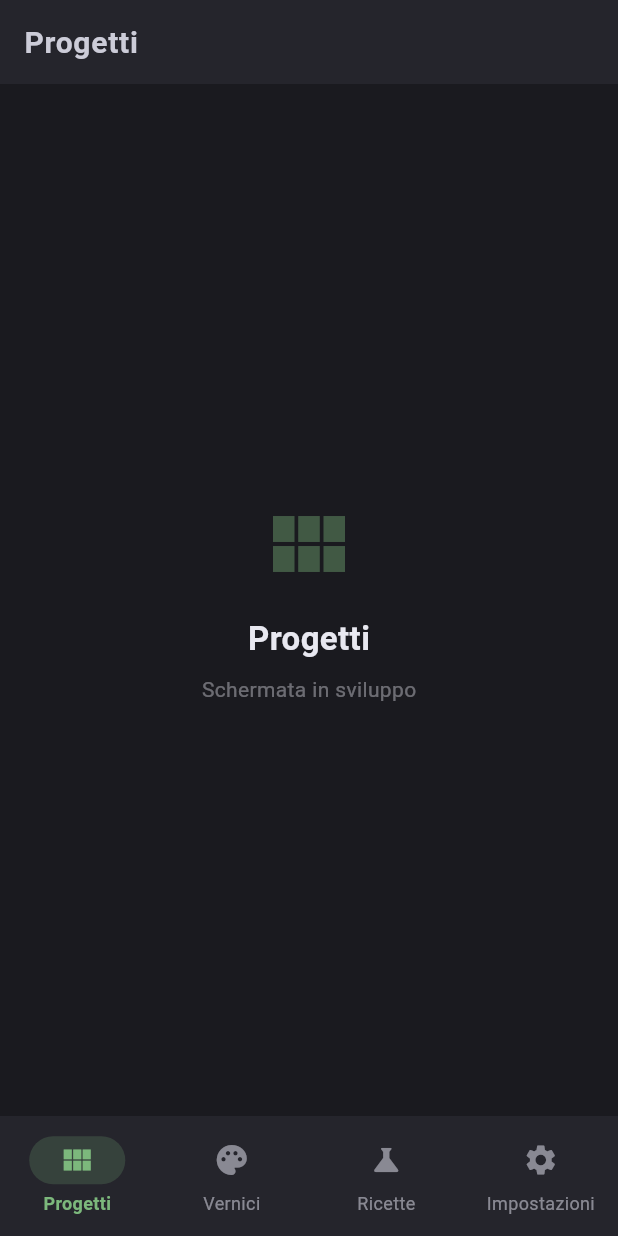
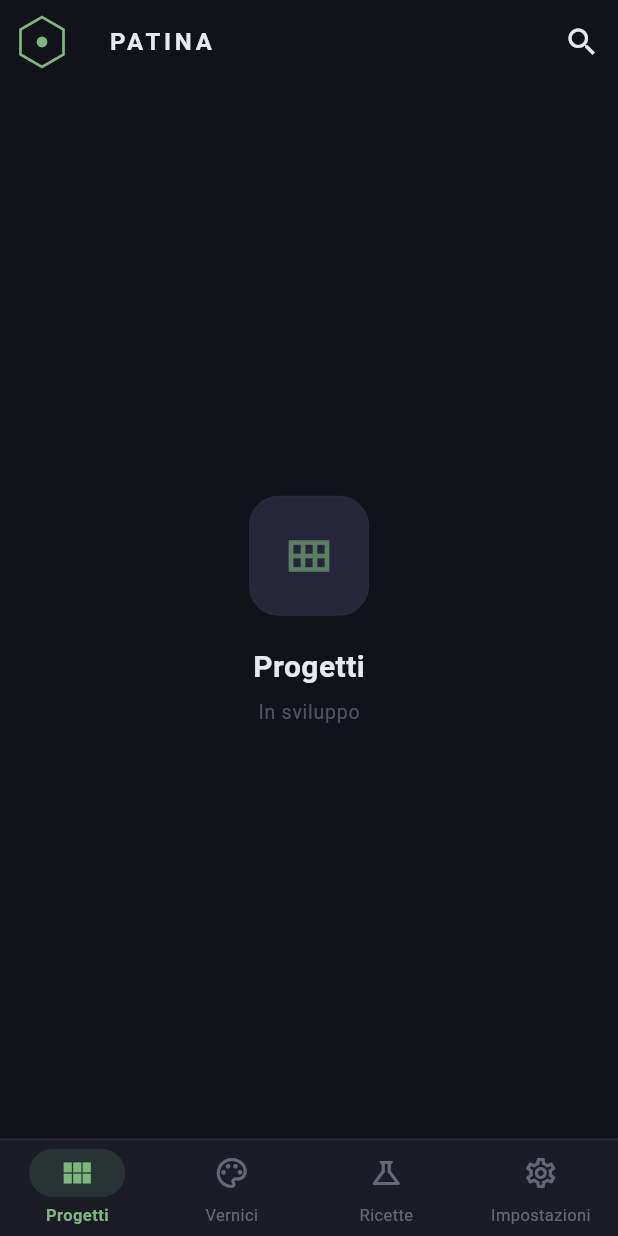
Before and after one commit to moste70/PATINA, a Flutter app: the screen it shows after launch, on a phone screen of 412 x 824 dp. Run offline on Flutter 3.47's test engine with Material 3 defaults, Android fonts, the phone set to English and light mode, and no system bars; our stand-ins replace drift, drift_flutter, flutter_riverpod, go_router, permission_handler, shared_preferences; accounts and stored records are empty; generated files the repository leaves out were written again.

Commit message:
style: dark theme raffinato, icona esagonale brand, nav con outlined/filled icons

```diff
--- a/app/lib/app/router.dart
+++ b/app/lib/app/router.dart
@@ -13,15 +13,17 @@ final routerProvider = Provider<GoRouter>((ref) {
           GoRoute(
             path: '/projects',
             name: 'projects',
-            builder: (context, state) =>
-                const PlaceholderScreen(title: 'Progetti', icon: Icons.view_module),
+            builder: (context, state) => const PlaceholderScreen(
+              title: 'Progetti',
+              icon: Icons.view_module_outlined,
+            ),
             routes: [
               GoRoute(
                 path: ':id',
                 name: 'project-detail',
                 builder: (context, state) => PlaceholderScreen(
                   title: 'Progetto #${state.pathParameters['id']}',
-                  icon: Icons.construction,
+                  icon: Icons.construction_outlined,
                 ),
               ),
             ],
@@ -29,20 +31,26 @@ final routerProvider = Provider<GoRouter>((ref) {
           GoRoute(
             path: '/paints',
             name: 'paints',
-            builder: (context, state) =>
-                const PlaceholderScreen(title: 'Vernici', icon: Icons.palette),
+            builder: (context, state) => const PlaceholderScreen(
+              title: 'Vernici',
+              icon: Icons.palette_outlined,
+            ),
           ),
           GoRoute(
             path: '/recipes',
             name: 'recipes',
-            builder: (context, state) =>
-                const PlaceholderScreen(title: 'Ricette', icon: Icons.science),
+            builder: (context, state) => const PlaceholderScreen(
+              title: 'Ricette',
+              icon: Icons.science_outlined,
+            ),
           ),
           GoRoute(
             path: '/settings',
             name: 'settings',
-            builder: (context, state) =>
-                const PlaceholderScreen(title: 'Impostazioni', icon: Icons.settings),
+            builder: (context, state) => const PlaceholderScreen(
+              title: 'Impostazioni',
+              icon: Icons.settings_outlined,
+            ),
           ),
         ],
       ),
@@ -56,18 +64,42 @@ class AppShell extends StatelessWidget {
 
   @override
   Widget build(BuildContext context) {
+    final scheme = Theme.of(context).colorScheme;
     final location = GoRouterState.of(context).uri.path;
+
     return Scaffold(
+      backgroundColor: scheme.background,
       body: child,
-      bottomNavigationBar: NavigationBar(
-        selectedIndex: _indexFromPath(location),
-        onDestinationSelected: (index) => _navigateTo(context, index),
-        destinations: const [
-          NavigationDestination(icon: Icon(Icons.view_module), label: 'Progetti'),
-          NavigationDestination(icon: Icon(Icons.palette), label: 'Vernici'),
-          NavigationDestination(icon: Icon(Icons.science), label: 'Ricette'),
-          NavigationDestination(icon: Icon(Icons.settings), label: 'Impostazioni'),
-        ],
+      bottomNavigationBar: Container(
+        decoration: BoxDecoration(
+          border: Border(top: BorderSide(color: scheme.outline, width: 1)),
+        ),
+        child: NavigationBar(
+          selectedIndex: _indexFromPath(location),
+          onDestinationSelected: (index) => _navigateTo(context, index),
+          destinations: const [
+            NavigationDestination(
+              icon: Icon(Icons.view_module_outlined),
+              selectedIcon: Icon(Icons.view_module),
+              label: 'Progetti',
+            ),
+            NavigationDestination(
+              icon: Icon(Icons.palette_outlined),
+              selectedIcon: Icon(Icons.palette),
+              label: 'Vernici',
+            ),
+            NavigationDestination(
+              icon: Icon(Icons.science_outlined),
+              selectedIcon: Icon(Icons.science),
+              label: 'Ricette',
+            ),
+            NavigationDestination(
+              icon: Icon(Icons.settings_outlined),
+              selectedIcon: Icon(Icons.settings),
+              label: 'Impostazioni',
+            ),
+          ],
+        ),
       ),
     );
   }
--- a/app/lib/app/theme.dart
+++ b/app/lib/app/theme.dart
@@ -1,4 +1,5 @@
 import 'package:flutter/material.dart';
+import 'package:flutter/services.dart';
 import 'package:flutter_riverpod/flutter_riverpod.dart';
 import 'package:shared_preferences/shared_preferences.dart';
 
@@ -25,90 +26,117 @@ class ThemeModeNotifier extends StateNotifier<ThemeMode> {
 }
 
 class PatinaColors {
-  static const darkBackground    = Color(0xFF1A1A1F);
-  static const darkSurface       = Color(0xFF25252C);
-  static const darkSurfaceVar    = Color(0xFF2E2E38);
-  static const darkAccent        = Color(0xFF7CB87C);
-  static const darkAccentAlt     = Color(0xFFB87C3E);
-  static const darkOnBackground  = Color(0xFFE8E8F0);
-  static const darkOnSurface     = Color(0xFFCCCCD8);
+  static const darkBackground   = Color(0xFF12121A);
+  static const darkSurface      = Color(0xFF1C1C26);
+  static const darkSurfaceVar   = Color(0xFF26263A);
+  static const darkAccent       = Color(0xFF7CB87C);
+  static const darkAccentAlt    = Color(0xFFB87C3E);
+  static const darkOnBg         = Color(0xFFE8E8F0);
+  static const darkOnSurface    = Color(0xFFB0B0C8);
+  static const darkDivider      = Color(0xFF2A2A3A);
 
-  static const lightBackground   = Color(0xFFF5F4F0);
-  static const lightSurface      = Color(0xFFFFFFFF);
-  static const lightSurfaceVar   = Color(0xFFEEEDE8);
-  static const lightAccent       = Color(0xFF4A7A4A);
-  static const lightAccentAlt    = Color(0xFF8A5A20);
-  static const lightOnBackground = Color(0xFF1A1A1F);
-  static const lightOnSurface    = Color(0xFF3A3A45);
+  static const lightBackground  = Color(0xFFF5F4F0);
+  static const lightSurface     = Color(0xFFFFFFFF);
+  static const lightSurfaceVar  = Color(0xFFEEEDE8);
+  static const lightAccent      = Color(0xFF4A7A4A);
+  static const lightAccentAlt   = Color(0xFF8A5A20);
+  static const lightOnBg        = Color(0xFF1A1A1F);
+  static const lightOnSurface   = Color(0xFF3A3A45);
+  static const lightDivider     = Color(0xFFE0DED8);
 }
 
 class PatinaTheme {
   static ThemeData dark() {
-    final base = ColorScheme.dark(
+    final scheme = ColorScheme.dark(
       background: PatinaColors.darkBackground,
       surface: PatinaColors.darkSurface,
       surfaceVariant: PatinaColors.darkSurfaceVar,
       primary: PatinaColors.darkAccent,
       secondary: PatinaColors.darkAccentAlt,
-      onBackground: PatinaColors.darkOnBackground,
+      onBackground: PatinaColors.darkOnBg,
       onSurface: PatinaColors.darkOnSurface,
-      onPrimary: Colors.white,
+      onPrimary: Colors.black,
+      outline: PatinaColors.darkDivider,
     );
-    return _build(base);
+    return _build(scheme, Brightness.dark);
   }
 
   static ThemeData light() {
-    final base = ColorScheme.light(
+    final scheme = ColorScheme.light(
       background: PatinaColors.lightBackground,
       surface: PatinaColors.lightSurface,
       surfaceVariant: PatinaColors.lightSurfaceVar,
       primary: PatinaColors.lightAccent,
       secondary: PatinaColors.lightAccentAlt,
-      onBackground: PatinaColors.lightOnBackground,
+      onBackground: PatinaColors.lightOnBg,
       onSurface: PatinaColors.lightOnSurface,
       onPrimary: Colors.white,
+      outline: PatinaColors.lightDivider,
     );
-    return _build(base);
+    return _build(scheme, Brightness.light);
   }
 
-  static ThemeData _build(ColorScheme scheme) {
+  static ThemeData _build(ColorScheme scheme, Brightness brightness) {
     return ThemeData(
       useMaterial3: true,
       colorScheme: scheme,
+      brightness: brightness,
       scaffoldBackgroundColor: scheme.background,
+      dividerColor: scheme.outline,
       appBarTheme: AppBarTheme(
-        backgroundColor: scheme.surface,
-        foregroundColor: scheme.onSurface,
+        backgroundColor: scheme.background,
+        foregroundColor: scheme.onBackground,
         elevation: 0,
+        scrolledUnderElevation: 0,
         centerTitle: false,
+        systemOverlayStyle: SystemUiOverlayStyle(
+          statusBarColor: Colors.transparent,
+          statusBarIconBrightness:
+              brightness == Brightness.dark ? Brightness.light : Brightness.dark,
+        ),
         titleTextStyle: TextStyle(
-          color: scheme.onSurface,
+          color: scheme.onBackground,
           fontSize: 20,
           fontWeight: FontWeight.w600,
-          letterSpacing: 0.5,
+          letterSpacing: 0.3,
         ),
       ),
       navigationBarTheme: NavigationBarThemeData(
         backgroundColor: scheme.surface,
-        indicatorColor: scheme.primary.withOpacity(0.2),
+        shadowColor: Colors.black26,
+        elevation: 8,
+        height: 64,
+        indicatorColor: scheme.primary.withOpacity(0.15),
         iconTheme: MaterialStateProperty.resolveWith((states) {
           if (states.contains(MaterialState.selected)) {
-            return IconThemeData(color: scheme.primary);
+            return IconThemeData(color: scheme.primary, size: 24);
           }
-          return IconThemeData(color: scheme.onSurface.withOpacity(0.6));
+          return IconThemeData(color: scheme.onSurface.withOpacity(0.5), size: 24);
         }),
         labelTextStyle: MaterialStateProperty.resolveWith((states) {
           if (states.contains(MaterialState.selected)) {
-            return TextStyle(color: scheme.primary, fontSize: 12, fontWeight: FontWeight.w600);
+            return TextStyle(
+              color: scheme.primary,
+              fontSize: 11,
+              fontWeight: FontWeight.w600,
+              letterSpacing: 0.3,
+            );
           }
-          return TextStyle(color: scheme.onSurface.withOpacity(0.6), fontSize: 12);
+          return TextStyle(
+            color: scheme.onSurface.withOpacity(0.5),
+            fontSize: 11,
+          );
         }),
       ),
       cardTheme: CardTheme(
         color: scheme.surface,
         surfaceTintColor: Colors.transparent,
         elevation: 0,
-        shape: RoundedRectangleBorder(borderRadius: BorderRadius.circular(12)),
+        margin: EdgeInsets.zero,
+        shape: RoundedRectangleBorder(
+          borderRadius: BorderRadius.circular(14),
+          side: BorderSide(color: scheme.outline, width: 1),
+        ),
       ),
       inputDecorationTheme: InputDecorationTheme(
         filled: true,
@@ -117,7 +145,22 @@ class PatinaTheme {
           borderRadius: BorderRadius.circular(10),
           borderSide: BorderSide.none,
         ),
+        enabledBorder: OutlineInputBorder(
+          borderRadius: BorderRadius.circular(10),
+          borderSide: BorderSide.none,
+        ),
+        focusedBorder: OutlineInputBorder(
+          borderRadius: BorderRadius.circular(10),
+          borderSide: BorderSide(color: scheme.primary, width: 1.5),
+        ),
         contentPadding: const EdgeInsets.symmetric(horizontal: 16, vertical: 14),
+        hintStyle: TextStyle(color: scheme.onSurface.withOpacity(0.4)),
+      ),
+      floatingActionButtonTheme: FloatingActionButtonThemeData(
+        backgroundColor: scheme.primary,
+        foregroundColor: Colors.black,
+        elevation: 4,
+        shape: RoundedRectangleBorder(borderRadius: BorderRadius.circular(16)),
       ),
     );
   }
--- a/app/lib/shared/widgets/placeholder_screen.dart
+++ b/app/lib/shared/widgets/placeholder_screen.dart
@@ -1,3 +1,4 @@
+import 'dart:math' as math;
 import 'package:flutter/material.dart';
 
 class PlaceholderScreen extends StatelessWidget {
@@ -13,28 +14,54 @@ class PlaceholderScreen extends StatelessWidget {
   @override
   Widget build(BuildContext context) {
     final scheme = Theme.of(context).colorScheme;
+
     return Scaffold(
-      appBar: AppBar(title: Text(title)),
+      backgroundColor: scheme.background,
+      appBar: AppBar(
+        backgroundColor: scheme.background,
+        leading: Padding(
+          padding: const EdgeInsets.all(10),
+          child: _PatinaIcon(color: scheme.primary),
+        ),
+        title: const Text('PATINA', style: TextStyle(letterSpacing: 2.5, fontSize: 16)),
+        actions: [
+          IconButton(
+            icon: const Icon(Icons.search_outlined),
+            onPressed: () {},
+          ),
+        ],
+      ),
       body: Center(
         child: Column(
           mainAxisSize: MainAxisSize.min,
           children: [
-            Icon(icon, size: 64, color: scheme.primary.withOpacity(0.4)),
-            const SizedBox(height: 16),
+            Container(
+              width: 80,
+              height: 80,
+              decoration: BoxDecoration(
+                color: scheme.surfaceVariant,
+                borderRadius: BorderRadius.circular(20),
+                border: Border.all(color: scheme.outline, width: 1),
+              ),
+              child: Icon(icon, size: 36, color: scheme.primary.withOpacity(0.6)),
+            ),
+            const SizedBox(height: 20),
             Text(
               title,
               style: TextStyle(
-                fontSize: 22,
+                fontSize: 20,
                 fontWeight: FontWeight.w600,
                 color: scheme.onBackground,
+                letterSpacing: 0.3,
               ),
             ),
-            const SizedBox(height: 8),
+            const SizedBox(height: 6),
             Text(
-              'Schermata in sviluppo',
+              'In sviluppo',
               style: TextStyle(
-                fontSize: 14,
-                color: scheme.onBackground.withOpacity(0.4),
+                fontSize: 13,
+                color: scheme.onSurface.withOpacity(0.4),
+                letterSpacing: 0.5,
               ),
             ),
           ],
@@ -43,3 +70,54 @@ class PlaceholderScreen extends StatelessWidget {
     );
   }
 }
+
+class _PatinaIcon extends StatelessWidget {
+  final Color color;
+  const _PatinaIcon({required this.color});
+
+  @override
+  Widget build(BuildContext context) {
+    return CustomPaint(painter: _HexPainter(color: color));
+  }
+}
+
+class _HexPainter extends CustomPainter {
+  final Color color;
+  _HexPainter({required this.color});
+
+  @override
+  void paint(Canvas canvas, Size size) {
+    final paint = Paint()
+      ..color = color
+      ..style = PaintingStyle.stroke
+      ..strokeWidth = 1.8
+      ..strokeCap = StrokeCap.round;
+
+    final cx = size.width / 2;
+    final cy = size.height / 2;
+    final r = size.width * 0.46;
+
+    final path = Path();
+    for (int i = 0; i < 6; i++) {
+      final angle = (i * 60 - 30) * math.pi / 180;
+      final ax = cx + r * math.cos(angle);
+      final ay = cy + r * math.sin(angle);
+      if (i == 0) {
+        path.moveTo(ax, ay);
+      } else {
+        path.lineTo(ax, ay);
+      }
+    }
+    path.close();
+    canvas.drawPath(path, paint);
+
+    canvas.drawCircle(
+      Offset(cx, cy),
+      size.width * 0.1,
+      Paint()..color = color,
+    );
+  }
+
+  @override
+  bool shouldRepaint(_HexPainter old) => old.color != color;
+}
```
